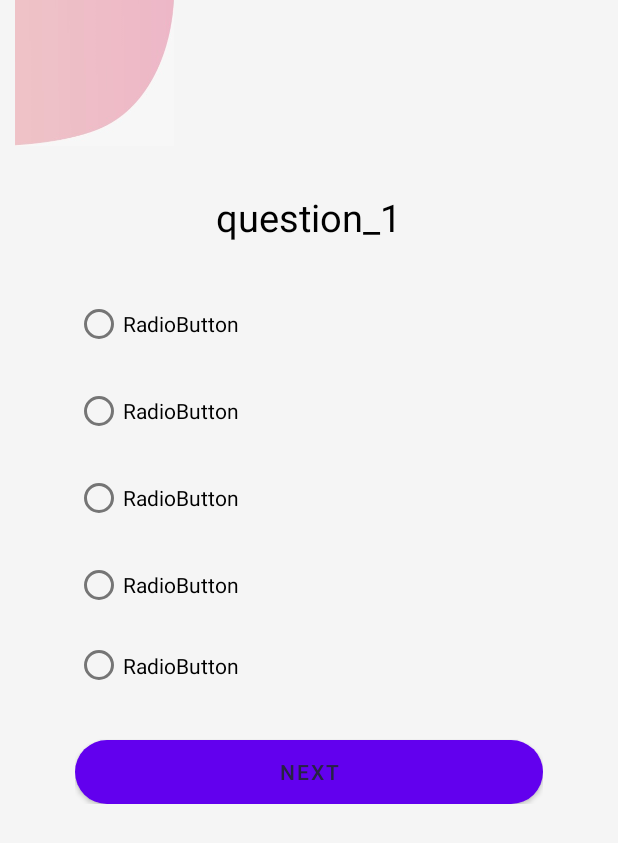
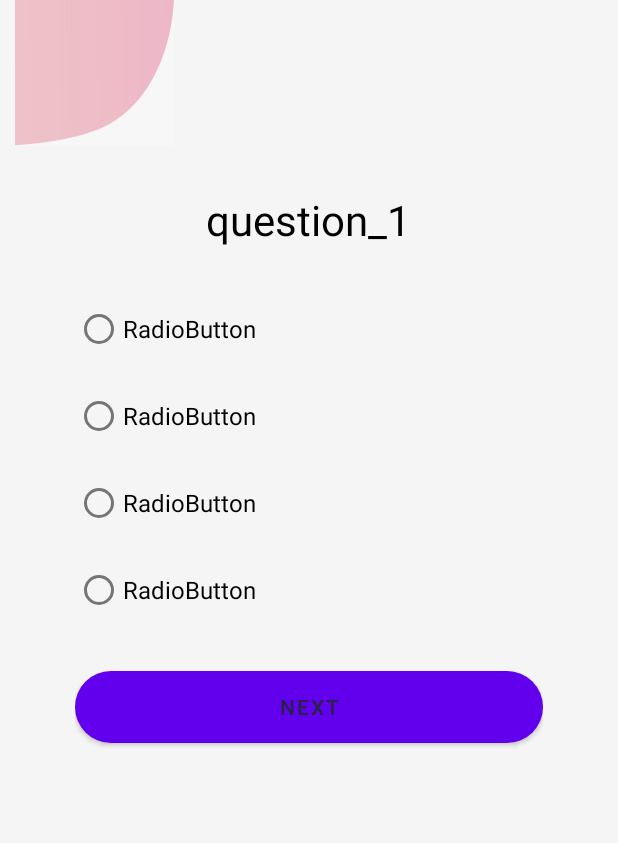
Before and after one commit to wc4you/WeCareForYou_1, an Android app: the QuizActivity screen opened directly, with no data from a screen before it, on a phone screen of 412 x 824 dp. Shown: the top 843 px of the screen. Run offline under Robolectric (Android 15) with nearby library versions, the phone set to English and light mode, and no system bars; our stand-ins replace Firebase (no records; nobody signed in at launch, a user with empty details on screens opened directly); 6 statements that could not run were skipped.

Commit message:
commit 2

```diff
--- a/app/src/main/java/com/iabug/wecareforyou/HomeActivity.java
+++ b/app/src/main/java/com/iabug/wecareforyou/HomeActivity.java
@@ -39,6 +39,9 @@ public class HomeActivity extends AppCompatActivity {
         List =new ArrayList<>();
 
         databaseReference= FirebaseDatabase.getInstance().getReference("Questions");
+//        databaseReference= FirebaseDatabase.getInstance().getReference("Anxiety");
+//        databaseReference= FirebaseDatabase.getInstance().getReference("Depression");
+//        databaseReference= FirebaseDatabase.getInstance().getReference("Stress"+"Depression"+"Anxiety");
         databaseReference.addValueEventListener(new ValueEventListener() {
             @Override
             public void onDataChange(@NonNull DataSnapshot snapshot) {
--- a/app/src/main/java/com/iabug/wecareforyou/QuizActivity.java
+++ b/app/src/main/java/com/iabug/wecareforyou/QuizActivity.java
@@ -12,6 +12,12 @@ import android.widget.RadioButton;
 import android.widget.RadioGroup;
 import android.widget.TextView;
 import android.widget.Toast;
+
+import com.google.firebase.auth.FirebaseAuth;
+import com.google.firebase.firestore.DocumentReference;
+import com.google.firebase.firestore.FirebaseFirestore;
+import java.util.HashMap;
+import java.util.Map;
 
 import androidx.annotation.NonNull;
 import androidx.appcompat.app.AppCompatActivity;
@@ -36,9 +42,12 @@ public class QuizActivity extends AppCompatActivity {
     int ct=0;
     public static int arsize=0;
     TextView question;
-    RadioButton choice1,choice2,choice3,choice4,choice5;
+    RadioButton choice1,choice2,choice3,choice4;//,choice5;
     Button nxtBtn;
     RadioGroup radioGroup;
+    FirebaseFirestore db;
+    String userid;
+    Map<String,Object> user=new HashMap<>();
 
     @Override
     protected void onCreate(Bundle savedInstanceState) {
@@ -51,7 +60,7 @@ public class QuizActivity extends AppCompatActivity {
         choice2=findViewById(R.id.choice2);
         choice3=findViewById(R.id.choice3);
         choice4=findViewById(R.id.choice4);
-        choice5=findViewById(R.id.choice5);
+//        choice5=findViewById(R.id.choice5);
         nxtBtn=findViewById(R.id.nextButton);
         radioGroup=findViewById(R.id.radiogroup);
 
@@ -72,11 +81,22 @@ public class QuizActivity extends AppCompatActivity {
                             updateTextView();
                             modelClass = List.get(index);
                             setdata();
+//                            senddata();
                         }
                 }
             });
 
     }
+
+//    private void senddata() {
+//        if (index >= arsize-1) {
+//            userid = FirebaseAuth.getInstance().getCurrentUser().getUid();
+//            DocumentReference documentReference = db.collection("Users").document(userid);
+//            Map<String, Object> user = new HashMap<>();
+//            user.put("Result", res);
+//            documentReference.set(user);
+//        }
+//    }
 
 
     private void updatescore(int selectedId) {
@@ -89,8 +109,8 @@ public class QuizActivity extends AppCompatActivity {
                 res+=score;break;
             case R.id.choice4:score=3;
                 res+=score;break;
-            case R.id.choice5:score=4;
-                res+=score;break;
+//            case R.id.choice5:score=4;
+//                res+=score;break;
 
         }
 
@@ -117,7 +137,7 @@ public class QuizActivity extends AppCompatActivity {
         choice2.setText(modelClass.getChoice2());
         choice3.setText(modelClass.getChoice3());
         choice4.setText(modelClass.getChoice4());
-        choice5.setText(modelClass.getChoice5());
+//        choice5.setText(modelClass.getChoice5());
     }
 
 
--- a/app/src/main/java/com/iabug/wecareforyou/ResultActivity.java
+++ b/app/src/main/java/com/iabug/wecareforyou/ResultActivity.java
@@ -29,7 +29,7 @@ public class ResultActivity extends AppCompatActivity {
                 result.setText(" Moderate stress");
                 res=0;
             }
-            if (res >= 27 && res <= 40) {
+            if (res >= 27 && res <= 100) {
                 System.out.println(res + "/40 " + "  High perceived stress");
                 result.setText(" High perceived stress");
                 res=0;
--- a/app/src/main/res/layout/activity_quiz.xml
+++ b/app/src/main/res/layout/activity_quiz.xml
@@ -30,7 +30,7 @@
             android:text="question_1"
             android:textColor="#000"
 
-            android:textSize="25sp">
+            android:textSize="28sp">
 
         </TextView>
 
@@ -49,48 +49,45 @@
 
         <RadioGroup
             android:id="@+id/radiogroup"
-            android:layout_width="match_parent"
-            android:layout_height="281dp">
+            android:layout_width="314dp"
+            android:layout_height="wrap_content">
 
             <RadioButton
                 android:id="@+id/choice1"
                 android:layout_width="match_parent"
                 android:layout_height="wrap_content"
                 android:layout_marginTop="10dp"
+                android:text="RadioButton"
                 android:textColor="#000"
-                android:text="RadioButton" />
+                android:textSize="16sp" />
 
             <RadioButton
                 android:id="@+id/choice2"
                 android:layout_width="match_parent"
                 android:layout_height="wrap_content"
                 android:layout_marginTop="10dp"
+                android:text="RadioButton"
                 android:textColor="#000"
-                android:text="RadioButton" />
+                android:textSize="16sp" />
 
             <RadioButton
                 android:id="@+id/choice3"
                 android:layout_width="match_parent"
                 android:layout_height="wrap_content"
                 android:layout_marginTop="10dp"
+                android:text="RadioButton"
                 android:textColor="#000"
-                android:text="RadioButton" />
+                android:textSize="16sp" />
 
             <RadioButton
                 android:id="@+id/choice4"
                 android:layout_width="match_parent"
                 android:layout_height="wrap_content"
                 android:layout_marginTop="10dp"
+                android:text="RadioButton"
                 android:textColor="#000"
-                android:text="RadioButton" />
+                android:textSize="16sp" />
 
-            <RadioButton
-                android:id="@+id/choice5"
-                android:layout_width="match_parent"
-                android:layout_height="wrap_content"
-                android:textColor="#000"
-                android:layout_marginTop="10dp"
-                android:text="RadioButton" />
         </RadioGroup>
 
         <Button
```
Also changed, not shown: app/src/main/java/com/iabug/wecareforyou/SignUpActivity.java (+23 -1 lines).
